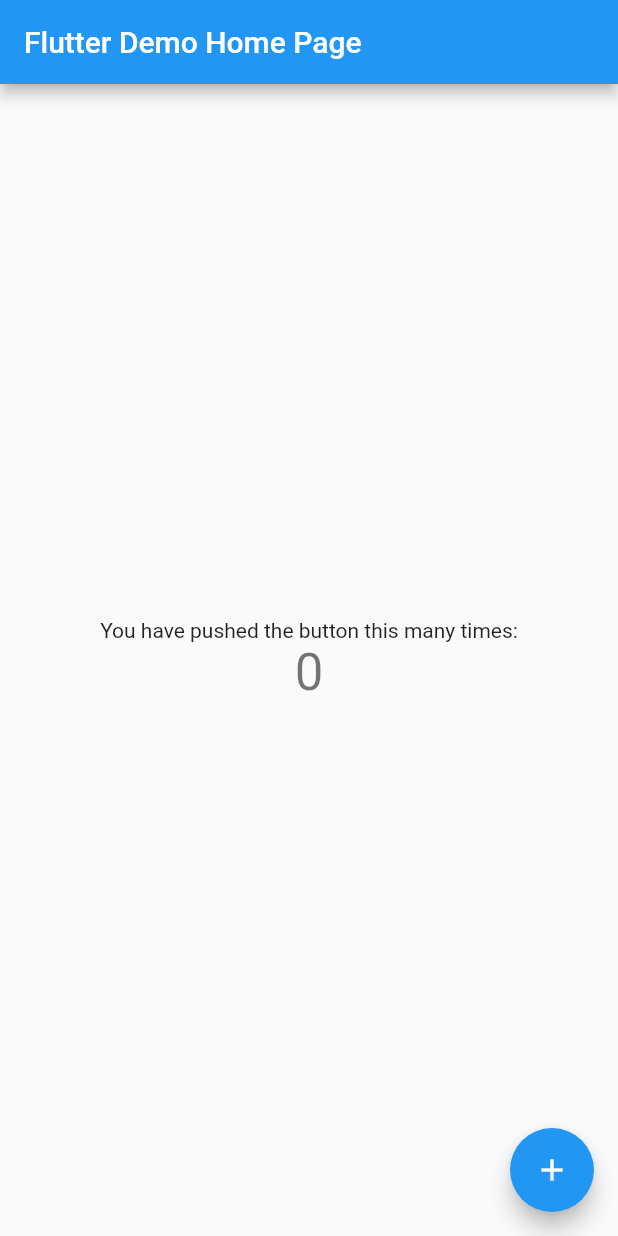
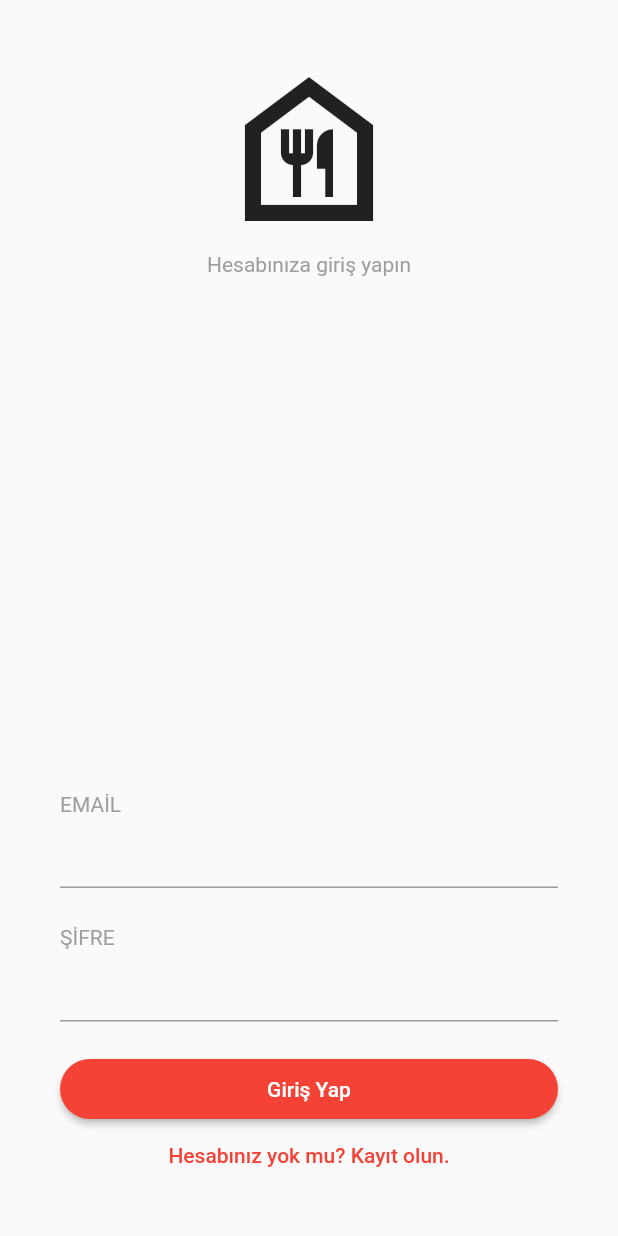
Before and after one commit to harundemir918/yemektarifleri, a Flutter app: the screen it shows after launch, on a phone screen of 412 x 824 dp. Run offline on Flutter 3.47's test engine with Material 2 defaults, Android fonts, the phone set to English and light mode, and no system bars.

Commit message:
login-register ekranları eklendi

```diff
--- /dev/null
+++ b/lib/constants.dart
@@ -0,0 +1,17 @@
+import 'package:flutter/material.dart';
+
+class Constants {
+  final String appName = 'Yemek Tarifleri';
+
+  final Color primaryColor = Colors.red;
+
+  final String loginString = 'Giriş Yap';
+  final String signUpString = 'Kayıt Ol';
+  final String createNewAccountString = 'Yeni hesap oluşturun';
+  final String loginToYourAccountString = 'Hesabınıza giriş yapın';
+  final String doNotYouHaveAnAccountString = 'Hesabınız yok mu? Kayıt olun.';
+  final String doYouHaveAnAccountString = 'Hesabınız var mı? Giriş yapın.';
+  final String emailString = 'EMAİL';
+  final String passwordString = 'ŞİFRE';
+  final String passwordAgainString = 'ŞİFRE (TEKRAR)';
+}
--- a/lib/main.dart
+++ b/lib/main.dart
@@ -1,113 +1,15 @@
 import 'package:flutter/material.dart';
 
-void main() {
-  runApp(MyApp());
-}
+import 'view/auth/login_view.dart';
+
+void main() => runApp(MyApp());
 
 class MyApp extends StatelessWidget {
-  // This widget is the root of your application.
   @override
   Widget build(BuildContext context) {
     return MaterialApp(
-      title: 'Flutter Demo',
-      theme: ThemeData(
-        // This is the theme of your application.
-        //
-        // Try running your application with "flutter run". You'll see the
-        // application has a blue toolbar. Then, without quitting the app, try
-        // changing the primarySwatch below to Colors.green and then invoke
-        // "hot reload" (press "r" in the console where you ran "flutter run",
-        // or simply save your changes to "hot reload" in a Flutter IDE).
-        // Notice that the counter didn't reset back to zero; the application
-        // is not restarted.
-        primarySwatch: Colors.blue,
-      ),
-      home: MyHomePage(title: 'Flutter Demo Home Page'),
+      title: 'Material App',
+      home: LoginView(),
     );
   }
 }
-
-class MyHomePage extends StatefulWidget {
-  MyHomePage({Key? key, required this.title}) : super(key: key);
-
-  // This widget is the home page of your application. It is stateful, meaning
-  // that it has a State object (defined below) that contains fields that affect
-  // how it looks.
-
-  // This class is the configuration for the state. It holds the values (in this
-  // case the title) provided by the parent (in this case the App widget) and
-  // used by the build method of the State. Fields in a Widget subclass are
-  // always marked "final".
-
-  final String title;
-
-  @override
-  _MyHomePageState createState() => _MyHomePageState();
-}
-
-class _MyHomePageState extends State<MyHomePage> {
-  int _counter = 0;
-
-  void _incrementCounter() {
-    setState(() {
-      // This call to setState tells the Flutter framework that something has
-      // changed in this State, which causes it to rerun the build method below
-      // so that the display can reflect the updated values. If we changed
-      // _counter without calling setState(), then the build method would not be
-      // called again, and so nothing would appear to happen.
-      _counter++;
-    });
-  }
-
-  @override
-  Widget build(BuildContext context) {
-    // This method is rerun every time setState is called, for instance as done
-    // by the _incrementCounter method above.
-    //
-    // The Flutter framework has been optimized to make rerunning build methods
-    // fast, so that you can just rebuild anything that needs updating rather
-    // than having to individually change instances of widgets.
-    return Scaffold(
-      appBar: AppBar(
-        // Here we take the value from the MyHomePage object that was created by
-        // the App.build method, and use it to set our appbar title.
-        title: Text(widget.title),
-      ),
-      body: Center(
-        // Center is a layout widget. It takes a single child and positions it
-        // in the middle of the parent.
-        child: Column(
-          // Column is also a layout widget. It takes a list of children and
-          // arranges them vertically. By default, it sizes itself to fit its
-          // children horizontally, and tries to be as tall as its parent.
-          //
-          // Invoke "debug painting" (press "p" in the console, choose the
-          // "Toggle Debug Paint" action from the Flutter Inspector in Android
-          // Studio, or the "Toggle Debug Paint" command in Visual Studio Code)
-          // to see the wireframe for each widget.
-          //
-          // Column has various properties to control how it sizes itself and
-          // how it positions its children. Here we use mainAxisAlignment to
-          // center the children vertically; the main axis here is the vertical
-          // axis because Columns are vertical (the cross axis would be
-          // horizontal).
-          mainAxisAlignment: MainAxisAlignment.center,
-          children: <Widget>[
-            Text(
-              'You have pushed the button this many times:',
-            ),
-            Text(
-              '$_counter',
-              style: Theme.of(context).textTheme.headline4,
-            ),
-          ],
-        ),
-      ),
-      floatingActionButton: FloatingActionButton(
-        onPressed: _incrementCounter,
-        tooltip: 'Increment',
-        child: Icon(Icons.add),
-      ), // This trailing comma makes auto-formatting nicer for build methods.
-    );
-  }
-}
--- /dev/null
+++ b/lib/view/auth/login_view.dart
@@ -0,0 +1,94 @@
+import 'package:flutter/material.dart';
+
+import '../../constants.dart';
+import '../widgets/app_logo.dart';
+import '../widgets/auth_text_form_field.dart';
+import 'register_view.dart';
+
+class LoginView extends StatelessWidget {
+  const LoginView({Key? key}) : super(key: key);
+
+  @override
+  Widget build(BuildContext context) {
+    Constants _constants = Constants();
+
+    return Scaffold(
+      body: SingleChildScrollView(
+        child: Container(
+          padding: EdgeInsets.symmetric(
+            vertical: 10,
+            horizontal: 40,
+          ),
+          width: MediaQuery.of(context).size.width,
+          height: MediaQuery.of(context).size.height,
+          child: Form(
+            child: Column(
+              children: <Widget>[
+                Container(height: 25),
+                AppLogo(),
+                Container(height: 5),
+                Text(
+                  _constants.loginToYourAccountString,
+                  style: TextStyle(
+                    color: Colors.grey,
+                  ),
+                ),
+                Spacer(),
+                AuthTextFormField(
+                  label: _constants.emailString,
+                  obscured: false,
+                ),
+                Container(height: 25),
+                AuthTextFormField(
+                  label: _constants.passwordString,
+                  obscured: true,
+                ),
+                Container(height: 25),
+                Container(
+                  width: double.infinity,
+                  height: 40,
+                  child: ElevatedButton(
+                    style: ElevatedButton.styleFrom(
+                      primary: Colors.red,
+                      shape: RoundedRectangleBorder(
+                        borderRadius: BorderRadius.circular(20),
+                      ),
+                    ),
+                    child: Text(
+                      _constants.loginString,
+                      style: TextStyle(
+                        color: Colors.white,
+                      ),
+                    ),
+                    onPressed: () {},
+                  ),
+                ),
+                Container(
+                  width: double.infinity,
+                  child: TextButton(
+                    style: TextButton.styleFrom(primary: Colors.transparent),
+                    child: Text(
+                      _constants.doNotYouHaveAnAccountString,
+                      style: TextStyle(
+                        color: Colors.red,
+                      ),
+                    ),
+                    onPressed: () {
+                      Navigator.pushReplacement(
+                        context,
+                        MaterialPageRoute(
+                          builder: (context) => RegisterView(),
+                        ),
+                      );
+                    },
+                  ),
+                ),
+                Container(height: 20),
+              ],
+            ),
+          ),
+        ),
+      ),
+    );
+  }
+}
--- /dev/null
+++ b/lib/view/widgets/app_logo.dart
@@ -0,0 +1,15 @@
+import 'package:flutter/material.dart';
+
+class AppLogo extends StatelessWidget {
+  const AppLogo({Key? key}) : super(key: key);
+
+  @override
+  Widget build(BuildContext context) {
+    return Container(
+      child: Icon(
+        Icons.food_bank_outlined,
+        size: 128,
+      ),
+    );
+  }
+}
--- /dev/null
+++ b/lib/view/widgets/auth_text_form_field.dart
@@ -0,0 +1,46 @@
+import 'package:flutter/material.dart';
+
+class AuthTextFormField extends StatelessWidget {
+  final String label;
+  final bool obscured;
+
+  AuthTextFormField({
+    required this.label,
+    required this.obscured,
+  });
+
+  @override
+  Widget build(BuildContext context) {
+    return Column(
+      children: [
+        Align(
+          alignment: Alignment.centerLeft,
+          child: Text(
+            label,
+            style: TextStyle(
+              color: Colors.grey,
+            ),
+          ),
+        ),
+        TextField(
+          keyboardType: TextInputType.text,
+          decoration: InputDecoration(
+            enabledBorder: UnderlineInputBorder(
+              borderSide: BorderSide(
+                color: Colors.grey,
+                width: 1,
+              ),
+            ),
+            focusedBorder: UnderlineInputBorder(
+              borderSide: BorderSide(
+                color: Colors.grey,
+                width: 2,
+              ),
+            ),
+          ),
+          obscureText: obscured,
+        ),
+      ],
+    );
+  }
+}
```
Also changed, not shown: lib/view/auth/register_view.dart (added, +99 -0 lines).
